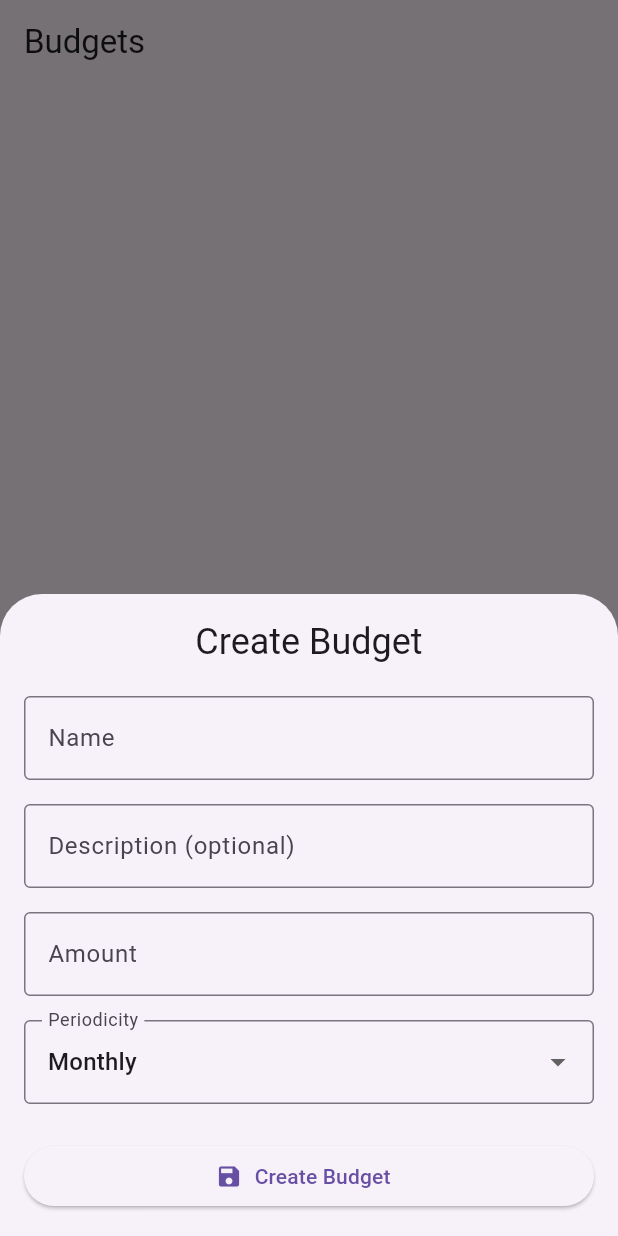
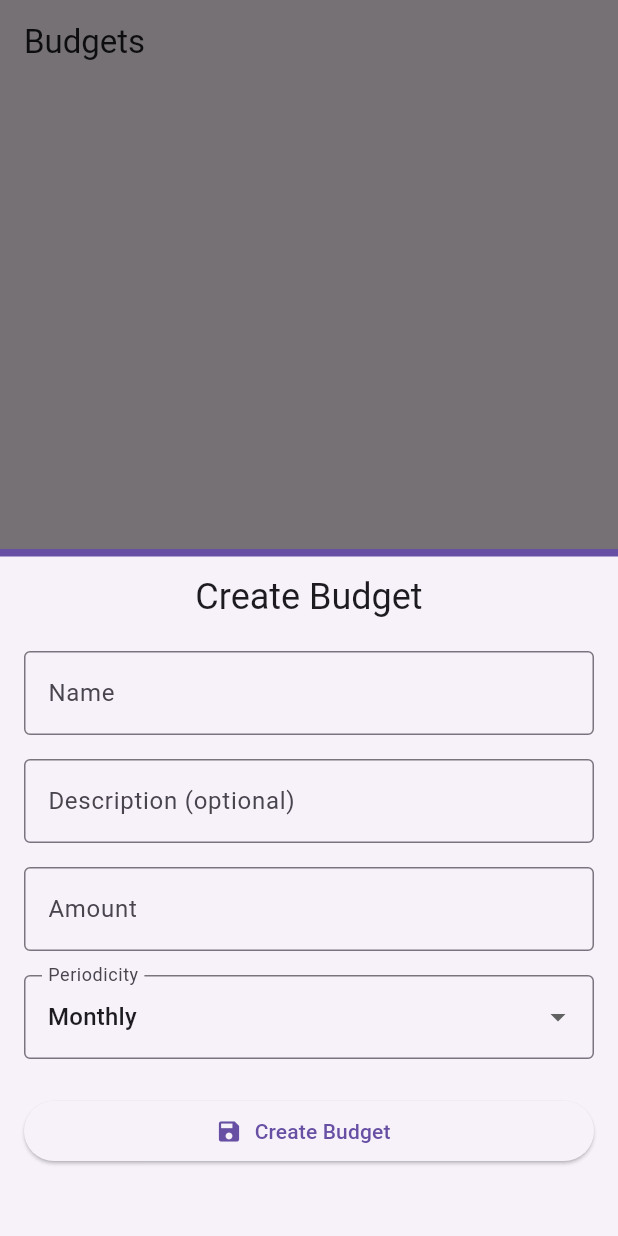
Before and after one commit to EdmondDossa/gestion-budget-tp-flutter, a Flutter app: the screen it shows after launch, item 5 of the bottom bar chosen, after a tap on the "add" icon, on a phone screen of 412 x 824 dp. Run offline on Flutter 3.47's test engine with Material 3 defaults, Android fonts, the phone set to English and light mode, and no system bars; our stand-ins replace sqflite, sqflite_common_ffi; missing offline and left inert: nanoid2; accounts and stored records are empty.

Commit message:
feat(budgets): enhance budget model and UI components
- update budget model to require createdAt parameter
- modify budget parsing to use DateUtils for date handling
- improve budget card display with currency and description
- add spacing in budget form for better layout
- ensure safe area usage in budgets screen

```diff
--- a/lib/screens/budgets/main.dart
+++ b/lib/screens/budgets/main.dart
@@ -22,11 +22,19 @@ final class _BudgetsScreenState extends State<BudgetsScreen> {
   @override
   void initState() {
     super.initState();
+    // ignore: use_build_context_synchronously
     Future.microtask(() => Provider.of<BudgetProvider>(context, listen: false).fetchAll());
   }
 
   void showBudgetForm() {
     showModalBottomSheet(
+      useSafeArea: true,
+      shape: Border(
+        top: BorderSide(
+          color: Theme.of(context).primaryColor,
+          width: 5,
+        ),
+      ),
       context: context,
       builder: (context) {
         return BudgetForm(
@@ -36,7 +44,8 @@ final class _BudgetsScreenState extends State<BudgetsScreen> {
               description: description,
               periodicity: periodicity,
               amount: amount,
-              currencyCode: 'XOF'
+              currencyCode: 'XOF',
+              createdAt: DateTime.now()
             );
             createBudget(budget);
             Navigator.pop(context);
@@ -68,7 +77,9 @@ final class _BudgetsScreenState extends State<BudgetsScreen> {
         appBar: AppBar(
           title: const Text(BudgetsScreen.title),
         ),
-        body: Consumer<BudgetProvider>(builder: (context, budgetProvider, child) {
+        body: SafeArea(
+          minimum: const EdgeInsets.only(left: 10, right: 10),
+          child: Consumer<BudgetProvider>(builder: (context, budgetProvider, child) {
             if (budgetProvider.isLoading) {
               return const Center(
                 child: CircularProgressIndicator(),
@@ -103,7 +114,7 @@ final class _BudgetsScreenState extends State<BudgetsScreen> {
                 );
               }
             );
-          },
+          }),
         ),
         floatingActionButton: FloatingActionButton(
           onPressed: showBudgetForm,
--- a/lib/screens/budgets/widgets/budget_form.dart
+++ b/lib/screens/budgets/widgets/budget_form.dart
@@ -124,6 +124,7 @@ class _BudgetFormState extends State<BudgetForm> {
                 },
               ),
             ),
+            const SizedBox(height: 30),
           ],
         ),
       ),
```
Also changed, not shown: lib/models/budget.dart (+11 -9 lines), lib/screens/budgets/widgets/budget_card.dart (+11 -1 lines), lib/utils/date.dart (+13 -0 lines). Lines whose indentation alone changed are shown as unchanged.
